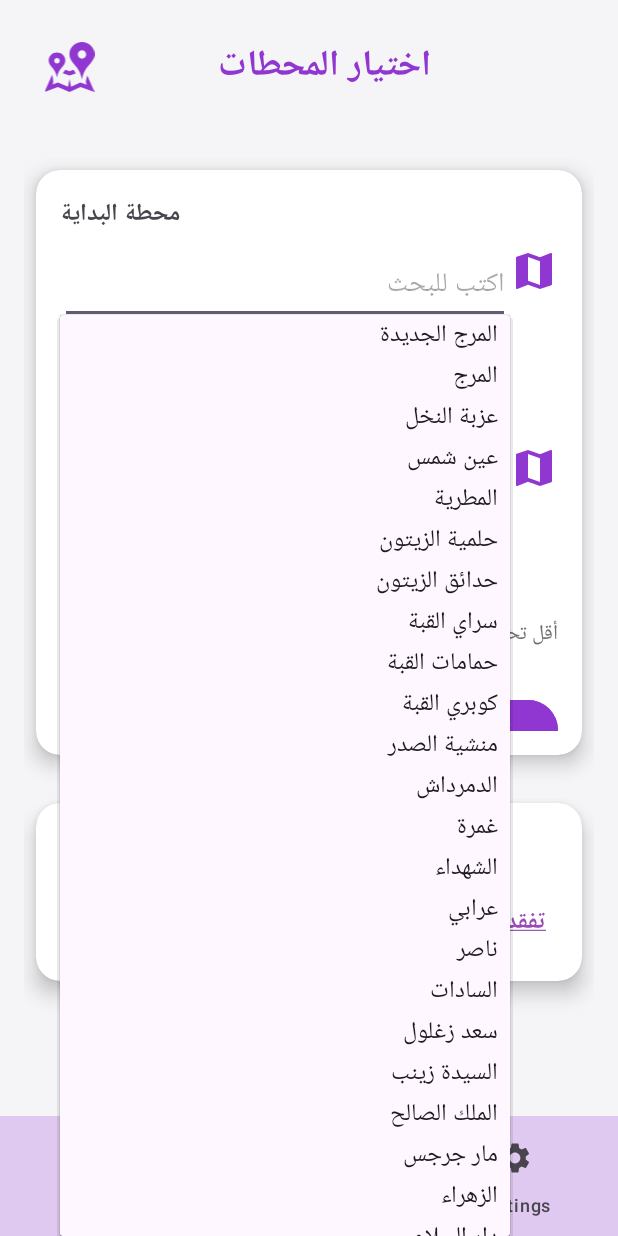
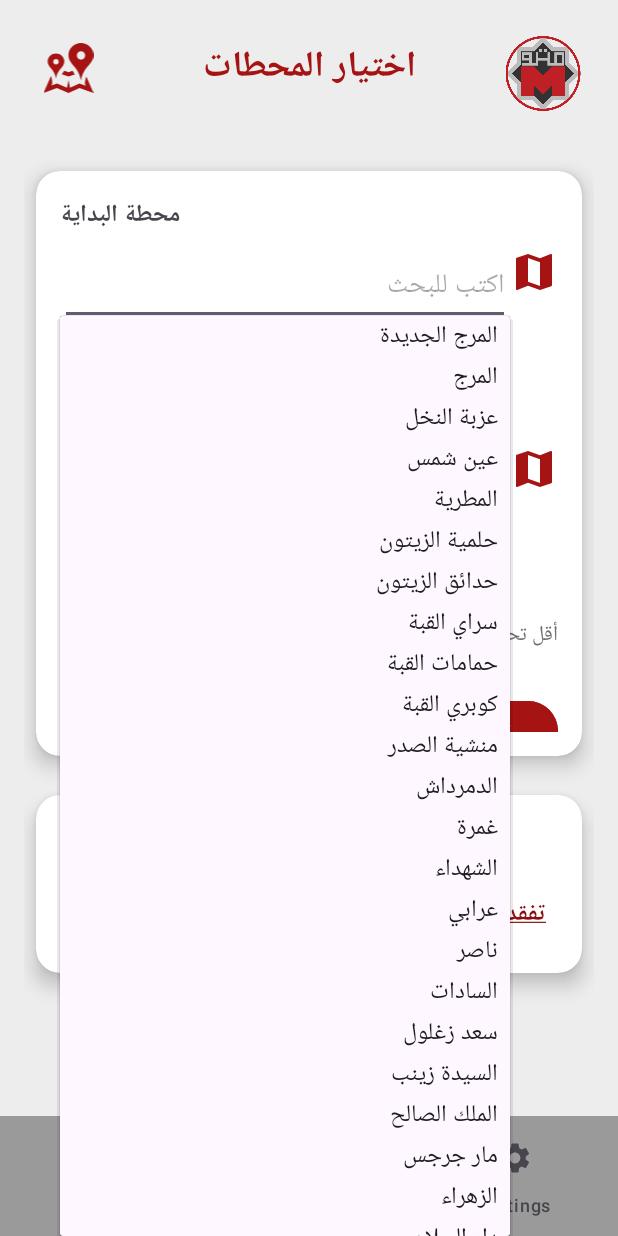
Before and after one commit to AyaAshraf21/Android_Cairo_Metro, an Android app: the screen it shows after launch (MainActivity), on a phone screen of 412 x 824 dp. Run offline under Robolectric (Android 15) with nearby library versions, the phone set to English and light mode, and no system bars; libraries missing offline, so code that uses them is left out: com.github.nisrulz.sensey, mumayank.com.airlocationlibrary; 5 statements that could not run were skipped.

Commit message:
change colors

```diff
--- a/app/src/main/res/layout/activity_main.xml
+++ b/app/src/main/res/layout/activity_main.xml
@@ -34,7 +34,6 @@
             android:textStyle="bold"
             app:layout_constraintBottom_toBottomOf="parent"
             app:layout_constraintEnd_toEndOf="parent"
-            app:layout_constraintHorizontal_bias="0.548"
             app:layout_constraintStart_toStartOf="parent"
             app:layout_constraintTop_toTopOf="parent" />
 
@@ -49,6 +48,16 @@
             app:layout_constraintStart_toStartOf="parent"
             app:layout_constraintTop_toTopOf="parent"
             app:srcCompat="@drawable/metro_map" />
+
+        <ImageView
+            android:id="@+id/imageView6"
+            android:layout_width="60dp"
+            android:layout_height="50dp"
+            android:layout_marginTop="8dp"
+            android:layout_marginEnd="4dp"
+            app:layout_constraintEnd_toEndOf="parent"
+            app:layout_constraintTop_toTopOf="parent"
+            app:srcCompat="@drawable/img" />
 
     </androidx.constraintlayout.widget.ConstraintLayout>
 
--- a/app/src/main/res/layout/allroutes_dialog.xml
+++ b/app/src/main/res/layout/allroutes_dialog.xml
@@ -114,7 +114,7 @@
                 android:layout_marginTop="8dp"
                 android:layout_marginRight="4sp"
                 android:layout_marginBottom="32sp"
-                android:background="@color/mainColor"
+                android:background="@color/dialogStations"
                 android:paddingLeft="20sp"
                 android:paddingTop="16sp"
                 android:paddingRight="16sp"
--- a/app/src/main/res/layout/fragment_planner.xml
+++ b/app/src/main/res/layout/fragment_planner.xml
@@ -7,6 +7,7 @@
     android:layout_height="match_parent"
     android:background="@color/background"
     android:padding="16dp"
+    android:buttonTint="@color/secondaryButton"
     tools:context=".PlannerFragment">
 
 
@@ -127,6 +128,7 @@
                     android:layout_width="0dp"
                     android:layout_height="wrap_content"
                     android:layout_weight="1"
+                    android:buttonTint="@color/secondaryButton"
                     android:text="Quickest Route"
                     android:textColor="#706F71" />
 
@@ -170,7 +172,7 @@
         android:layout_width="match_parent"
         android:layout_height="wrap_content"
         android:layout_marginStart="8dp"
-        android:layout_marginTop="32dp"
+        android:layout_marginTop="26dp"
         android:layout_marginEnd="8dp"
         android:paddingBottom="16sp"
         app:cardCornerRadius="16dp"
--- a/app/src/main/res/values/colors.xml
+++ b/app/src/main/res/values/colors.xml
@@ -2,9 +2,9 @@
 <resources>
     <color name="black">#FF000000</color>
     <color name="white">#FFFFFFFF</color>
-    <color name="mainButton">#9036D1</color>
-    <color name="secondaryButton">#984BB5</color>
-    <color name="mainColor">#E0C9F1</color>
-    <color name="background">#F5F4F6</color>
-
+    <color name="mainButton">#A51313</color>
+    <color name="secondaryButton">#8C0F0F</color>
+    <color name="mainColor">#9A9A9A</color>
+    <color name="background">#EDEDED</color>
+    <color name="dialogStations">#FD9B9B</color>
 </resources>
```
